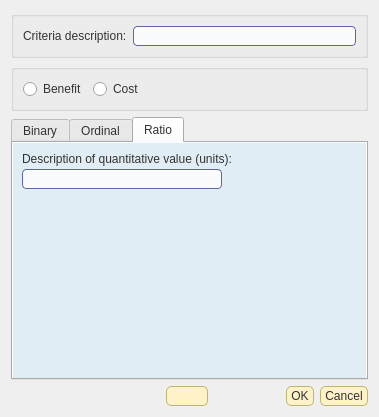
Qt form src/gui/add_criteria.ui (Ecotrust/delphos) before a commit.
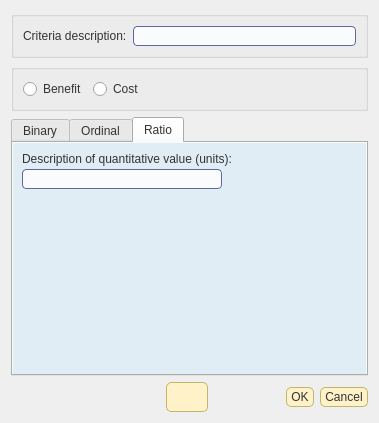
The same form after that commit. Icons and pictures are not drawn. Custom widgets are drawn as their Qt base class.

What changed in the file:
```diff
--- a/src/gui/add_criteria.ui
+++ b/src/gui/add_criteria.ui
@@ -9,9 +9,15 @@
     <x>0</x>
     <y>0</y>
     <width>379</width>
-    <height>417</height>
+    <height>423</height>
    </rect>
   </property>
+  <property name="sizePolicy" >
+   <sizepolicy vsizetype="Minimum" hsizetype="Preferred" >
+    <horstretch>0</horstretch>
+    <verstretch>0</verstretch>
+   </sizepolicy>
+  </property>
   <property name="font" >
    <font>
     <family>arial</family>
@@ -160,7 +166,7 @@
 }
 </string>
   </property>
-  <layout class="QVBoxLayout" >
+  <layout class="QVBoxLayout" name="verticalLayout" >
    <item>
     <widget class="QGroupBox" name="groupBox_2" >
      <property name="title" >
@@ -534,7 +540,7 @@
     </widget>
    </item>
    <item>
-    <layout class="QHBoxLayout" >
+    <layout class="QHBoxLayout" name="horizontalLayout" >
      <item>
       <spacer>
        <property name="orientation" >
@@ -542,14 +548,26 @@
        </property>
        <property name="sizeHint" stdset="0" >
         <size>
-         <width>40</width>
-         <height>20</height>
+         <width>152</width>
+         <height>26</height>
         </size>
        </property>
       </spacer>
      </item>
      <item>
       <widget class="HelpButton" name="help_define_criteria" >
+       <property name="sizePolicy" >
+        <sizepolicy vsizetype="MinimumExpanding" hsizetype="Minimum" >
+         <horstretch>0</horstretch>
+         <verstretch>0</verstretch>
+        </sizepolicy>
+       </property>
+       <property name="minimumSize" >
+        <size>
+         <width>37</width>
+         <height>30</height>
+        </size>
+       </property>
        <property name="accessibleName" >
         <string/>
        </property>
@@ -576,6 +594,12 @@
      </item>
      <item>
       <widget class="QDialogButtonBox" name="add_criteria_box" >
+       <property name="minimumSize" >
+        <size>
+         <width>0</width>
+         <height>26</height>
+        </size>
+       </property>
        <property name="font" >
         <font>
          <family>arial</family>
```
Left out of the diff: 3 changed lines with no effect on the pictures.
